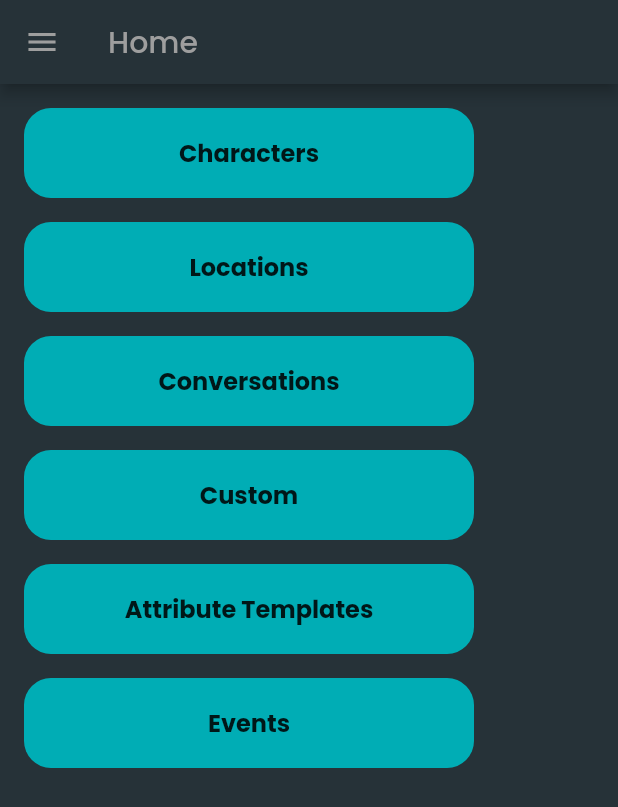
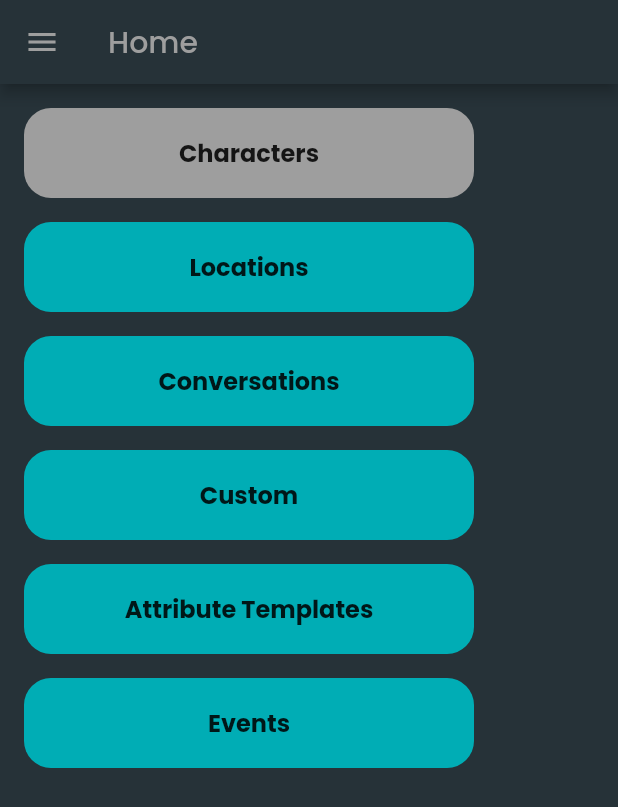
Before and after one commit to TomBalmas/EZTaleClient, a Flutter app: the TablesScreen screen opened directly, after a tap on "Characters", on a phone screen of 412 x 824 dp. Shown: the top 807 px of the screen. Run offline on Flutter 3.47's test engine with Material 2 defaults, Android fonts, the phone set to English and light mode, and no system bars; our stand-ins replace data_table_2, flutter_svg_provider, google_fonts, universal_platform; missing offline and left inert: flutter_quill.

Commit message:
TablesScreen colors added

```diff
--- a/lib/screens/TablesScreen.dart
+++ b/lib/screens/TablesScreen.dart
@@ -14,18 +14,17 @@ class TablesScreen extends StatefulWidget {
 
   TablesScreen({
     key,
-    @required this.tableOfContents,
-    @required this.nameOfTable,
+    this.tableOfContents,
+    this.nameOfTable,
   });
-  final tableOfContents;
-  final nameOfTable;
+  var tableOfContents;
+  var nameOfTable;
 
   @override
   State<TablesScreen> createState() => _TablesScreenState();
 }
 
 class _TablesScreenState extends State<TablesScreen> {
-  var buttonColor = Color.fromRGBO(0, 173, 181, 100);
   @override
   Widget build(BuildContext context) {
     return Scaffold(
@@ -43,48 +42,70 @@ class _TablesScreenState extends State<TablesScreen> {
                 Column(
                   crossAxisAlignment: CrossAxisAlignment.start,
                   children: [
-                    if(widget.nameOfTable == 'Characters')
-                    //TODO: Color change
                         BuildButton(
                           name: 'Characters',
-                          bgColor: buttonColor,
+                          bgColor: colorButtonGrey(widget.nameOfTable, 'Characters'),
                           textColor: Colors.black87,
-                          onTap: (){},
+                          onTap: (){
+                            setState(() {
+                              widget.nameOfTable = 'Characters';
+                            });
+                          },
                         ),
                         SizedBox(height: 16),
                         BuildButton(
                           name: 'Locations',
-                          bgColor: buttonColor,
+                          bgColor: colorButtonGrey(widget.nameOfTable, 'Locations'),
                           textColor: Colors.black87,
-                          onTap: (){}
+                          onTap: (){
+                            setState(() {
+                              widget.nameOfTable = 'Locations';
+                            });
+                          }
                         ),
                         SizedBox(height: 16),
                         BuildButton(
                           name: 'Conversations',
-                          bgColor: buttonColor,
+                          bgColor: colorButtonGrey(widget.nameOfTable, 'Conversations'),
                           textColor: Colors.black87,
-                          onTap: (){}
+                          onTap: (){
+                            setState(() {
+                              widget.nameOfTable = 'Conversations';
+                            });
+                          }
                         ),
                         SizedBox(height: 16),
                         BuildButton(
                           name: 'Custom',
-                          bgColor: buttonColor,
+                          bgColor: colorButtonGrey(widget.nameOfTable, 'Custom'),
                           textColor: Colors.black87,
-                          onTap: (){}
+                          onTap: (){
+                            setState(() {
+                              widget.nameOfTable = 'Custom';
+                            });
+                          }
                         ),
                         SizedBox(height: 16),
                         BuildButton(
                           name: 'Attribute Templates',
-                          bgColor: buttonColor,
+                          bgColor: colorButtonGrey(widget.nameOfTable, 'Attribute Templates'),
                           textColor: Colors.black87,
-                          onTap: (){}
+                          onTap: (){
+                            setState(() {
+                              widget.nameOfTable = 'Attribute Templates';
+                            });
+                          }
                         ),
                         SizedBox(height: 16),
                         BuildButton(
                           name: 'Events',
-                          bgColor: buttonColor,
+                          bgColor: colorButtonGrey(widget.nameOfTable, 'Events'),
                           textColor: Colors.black87,
-                          onTap: (){}
+                          onTap: (){
+                            setState(() {
+                              widget.nameOfTable = 'Events';
+                            });
+                          }
                         ),
                 ]),
                 SizedBox(width: 80),
@@ -122,3 +143,10 @@ class _TablesScreenState extends State<TablesScreen> {
     );
   }
 }
+
+Color colorButtonGrey(String nameOfTable, String nameOfButton){
+  if(nameOfTable == nameOfButton)
+    return Colors.grey;
+  else
+    return Color.fromRGBO(0, 173, 181, 100);
+}
```
Also changed, not shown: lib/screens/EditorScreen.dart (+62 -5 lines).
